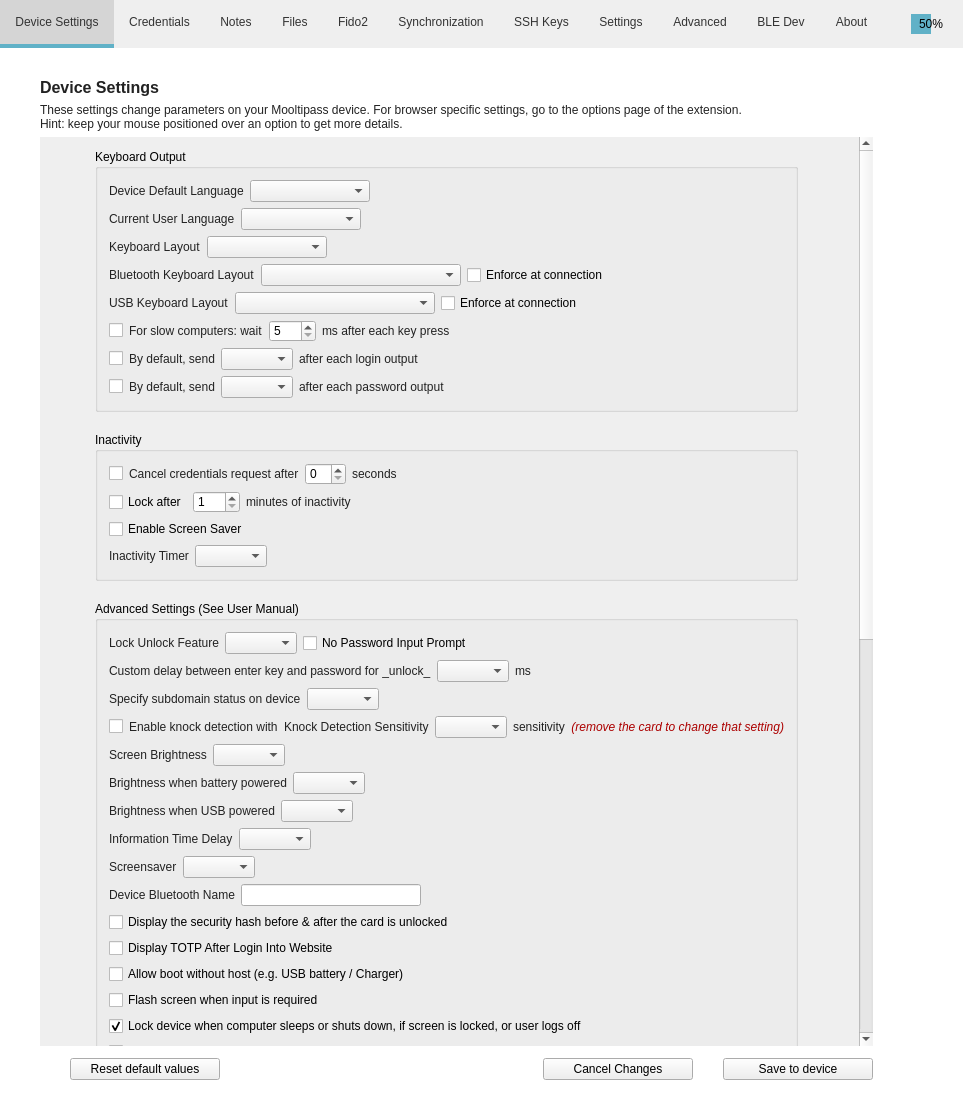
Before: the Qt Designer form src/MainWindow.ui in mooltipass/moolticute, drawn with Qt 5.
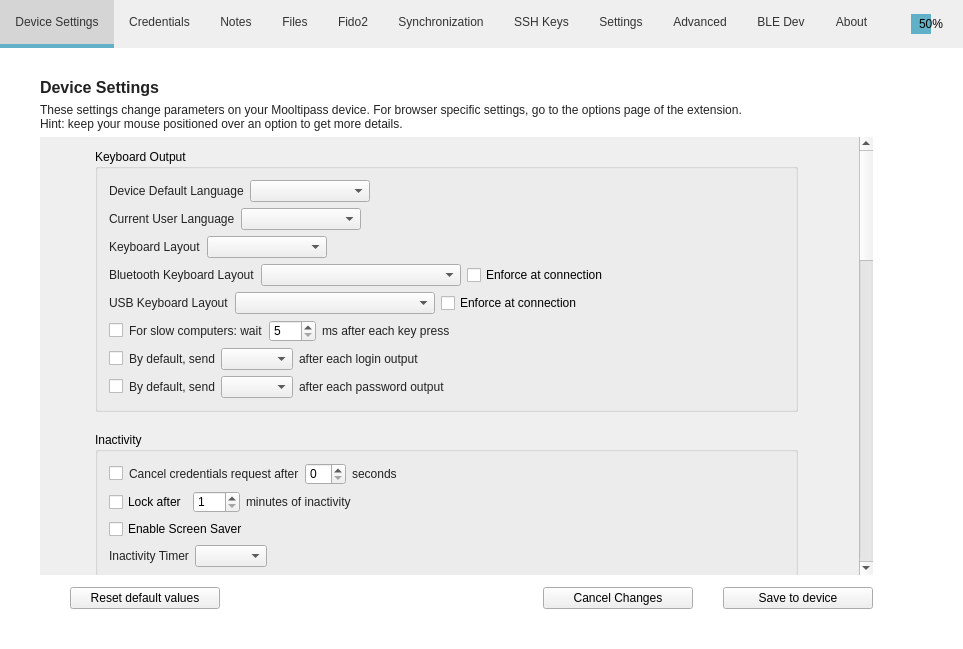
After: the same form once the commit is applied. The open tabs and pages were chosen to show the change. Icons and pictures are not drawn. Custom widgets are drawn as their Qt base class.

What changed in the file:
```diff
--- a/src/MainWindow.ui
+++ b/src/MainWindow.ui
@@ -7,7 +7,7 @@
     <x>0</x>
     <y>0</y>
     <width>946</width>
-    <height>1120</height>
+    <height>632</height>
    </rect>
   </property>
   <property name="sizePolicy">
@@ -576,8 +576,8 @@
             <rect>
              <x>0</x>
              <y>0</y>
-             <width>1014</width>
-             <height>1721</height>
+             <width>770</width>
+             <height>882</height>
             </rect>
            </property>
            <layout class="QVBoxLayout" name="verticalLayout_2">
```
Left out of the diff: 2 changed lines with no effect on the pictures.
